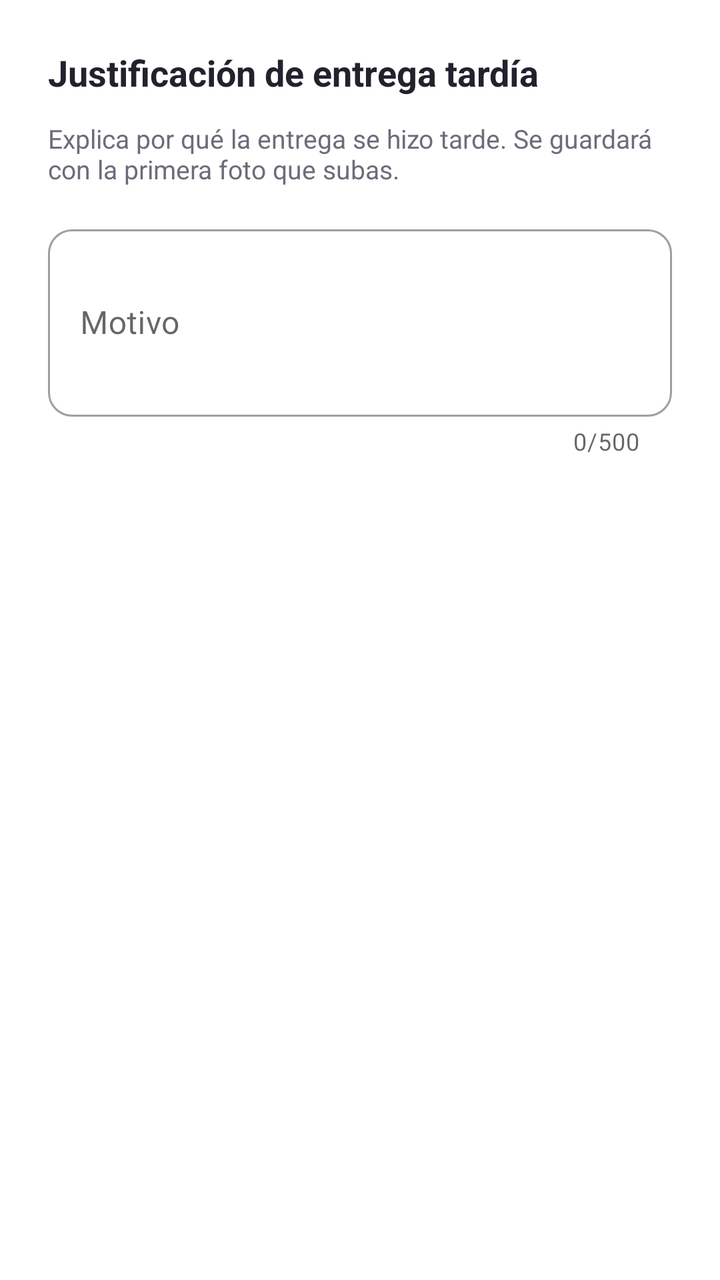
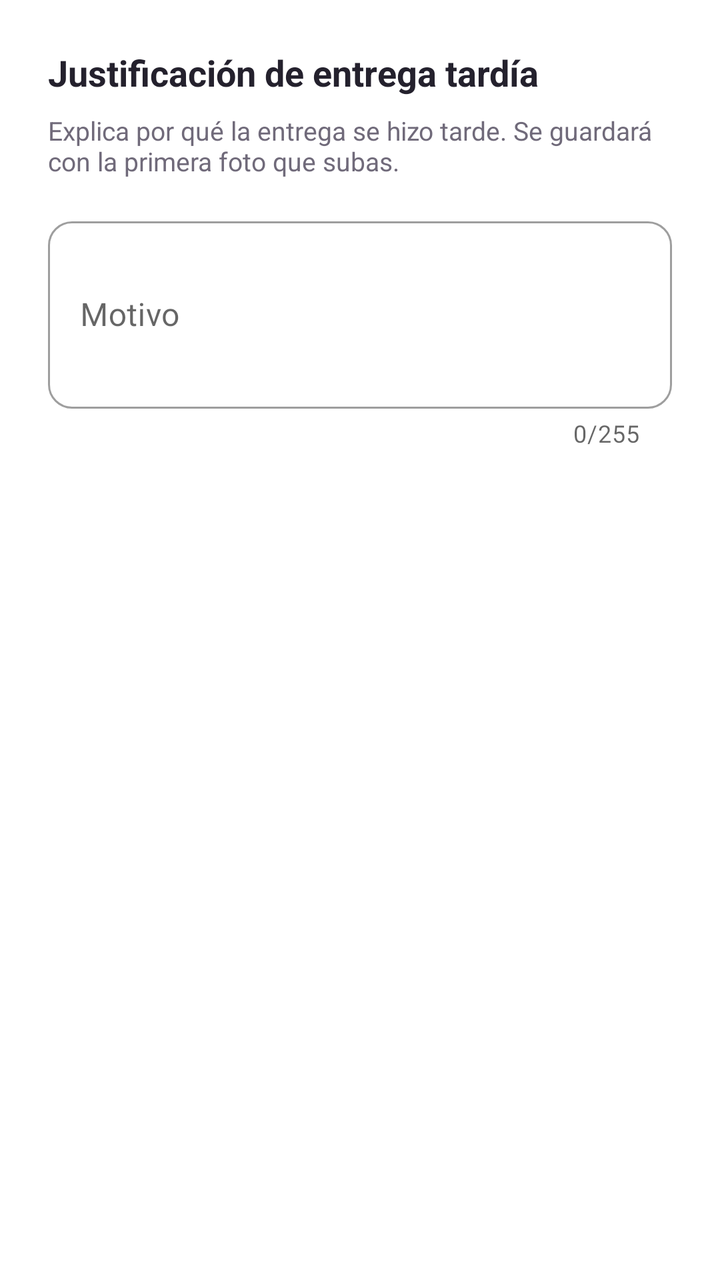

Before-and-after screenshots of an Android layout around one commit, followed by the original layout XML and the change that was made.
<!-- AndroidManifest.xml: application theme Theme.ApiMovil -->
<!-- res/layout/dialog_justificacion_tardanza.xml -->
<?xml version="1.0" encoding="utf-8"?>
<LinearLayout xmlns:android="http://schemas.android.com/apk/res/android"
    xmlns:app="http://schemas.android.com/apk/res-auto"
    android:layout_width="match_parent"
    android:layout_height="wrap_content"
    android:background="@color/blanco"
    android:orientation="vertical"
    android:padding="24dp">

    <TextView
        android:layout_width="match_parent"
        android:layout_height="wrap_content"
        android:layout_marginBottom="12dp"
        android:text="@string/justificacion_tardanza"
        android:textColor="@color/texto_principal"
        android:textSize="18sp"
        android:textStyle="bold" />

    <TextView
        android:layout_width="match_parent"
        android:layout_height="wrap_content"
        android:layout_marginBottom="16dp"
        android:text="@string/instruccion_justificacion_tardanza"
        android:textColor="@color/texto_secundario"
        android:textSize="13sp" />

    <com.google.android.material.textfield.TextInputLayout
        style="@style/Widget.MaterialComponents.TextInputLayout.OutlinedBox"
        android:layout_width="match_parent"
        android:layout_height="wrap_content"
        android:hint="@string/motivo"
        app:boxCornerRadiusBottomEnd="12dp"
        app:boxCornerRadiusBottomStart="12dp"
        app:boxCornerRadiusTopEnd="12dp"
        app:boxCornerRadiusTopStart="12dp"
        app:counterEnabled="true"
        app:counterMaxLength="500">

        <com.google.android.material.textfield.TextInputEditText
            android:id="@+id/inputJustificacion"
            android:layout_width="match_parent"
            android:layout_height="wrap_content"
            android:inputType="textMultiLine"
            android:maxLength="500"
            android:minLines="3" />
    </com.google.android.material.textfield.TextInputLayout>

</LinearLayout>
<!-- resources referenced by this layout -->
<resources>
  <color name="blanco">#FFFFFF</color>
  <color name="texto_principal">#24212D</color>
  <color name="texto_secundario">#706A7A</color>
  <string name="instruccion_justificacion_tardanza">Explica por qué la entrega se hizo tarde. Se guardará con la primera foto que subas.</string>
  <string name="justificacion_tardanza">Justificación de entrega tardía</string>
  <string name="motivo">Motivo</string>
  <style name="Theme.ApiMovil" parent="Theme.MaterialComponents.Light.NoActionBar">
          <item name="colorPrimary">@color/marca</item>
          <item name="colorPrimaryVariant">@color/marca_oscuro</item>
          <item name="colorOnPrimary">@color/blanco</item>
          <item name="colorSecondary">@color/marca_claro</item>
          <item name="colorOnSecondary">@color/texto_principal</item>
          <item name="android:windowBackground">@color/fondo</item>
          <item name="android:statusBarColor">@color/marca_oscuro</item>
          <item name="android:forceDarkAllowed" tools:targetApi="q">false</item>
      </style>
  <color name="marca">#6042A6</color>
  <color name="marca_oscuro">#342052</color>
  <color name="marca_claro">#EEE7FA</color>
  <color name="fondo">#FAF9FC</color>
</resources>

<!-- the commit's change to res/layout/dialog_justificacion_tardanza.xml (unified diff, before → after) -->
@@ -10,7 +10,7 @@
     <TextView
         android:layout_width="match_parent"
         android:layout_height="wrap_content"
-        android:layout_marginBottom="12dp"
+        android:layout_marginBottom="8dp"
         android:text="@string/justificacion_tardanza"
         android:textColor="@color/texto_principal"
         android:textSize="18sp"
@@ -25,6 +25,7 @@
         android:textSize="13sp" />
 
     <com.google.android.material.textfield.TextInputLayout
+        android:id="@+id/layoutJustificacion"
         style="@style/Widget.MaterialComponents.TextInputLayout.OutlinedBox"
         android:layout_width="match_parent"
         android:layout_height="wrap_content"
@@ -34,14 +35,14 @@
         app:boxCornerRadiusTopEnd="12dp"
         app:boxCornerRadiusTopStart="12dp"
         app:counterEnabled="true"
-        app:counterMaxLength="500">
+        app:counterMaxLength="255">
 
         <com.google.android.material.textfield.TextInputEditText
             android:id="@+id/inputJustificacion"
             android:layout_width="match_parent"
             android:layout_height="wrap_content"
             android:inputType="textMultiLine"
-            android:maxLength="500"
+            android:maxLength="255"
             android:minLines="3" />
     </com.google.android.material.textfield.TextInputLayout>
 
